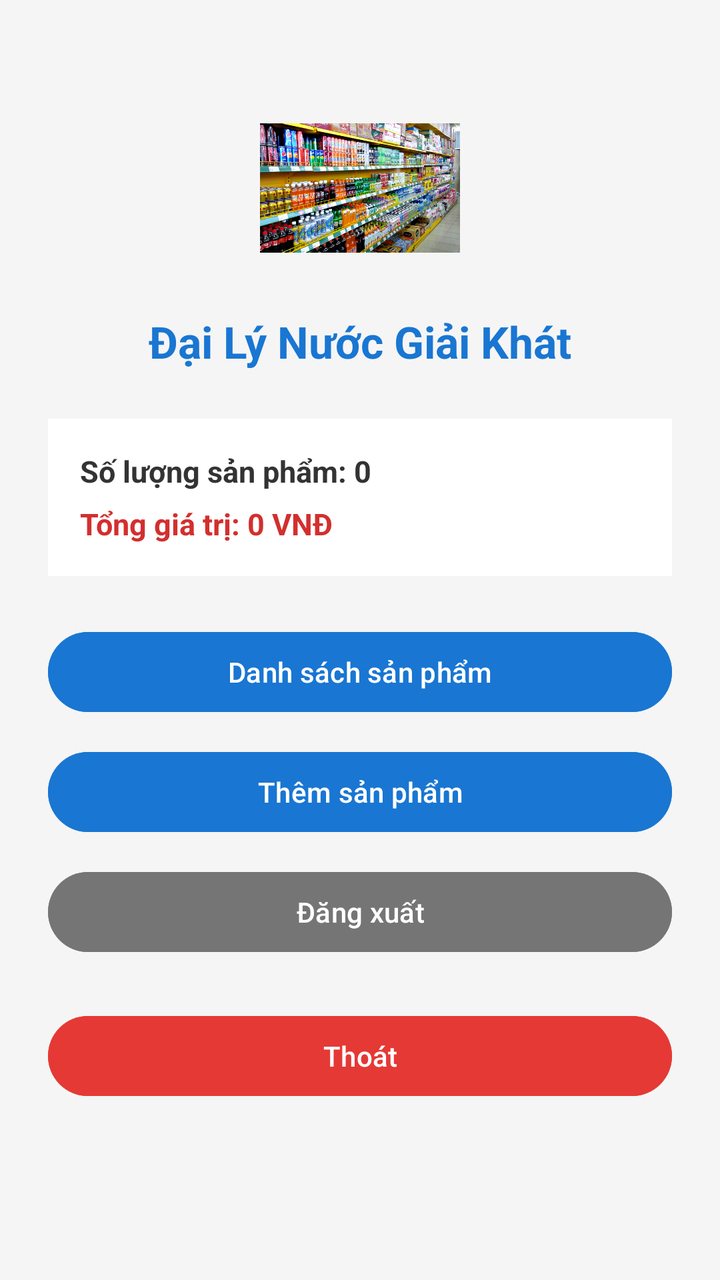
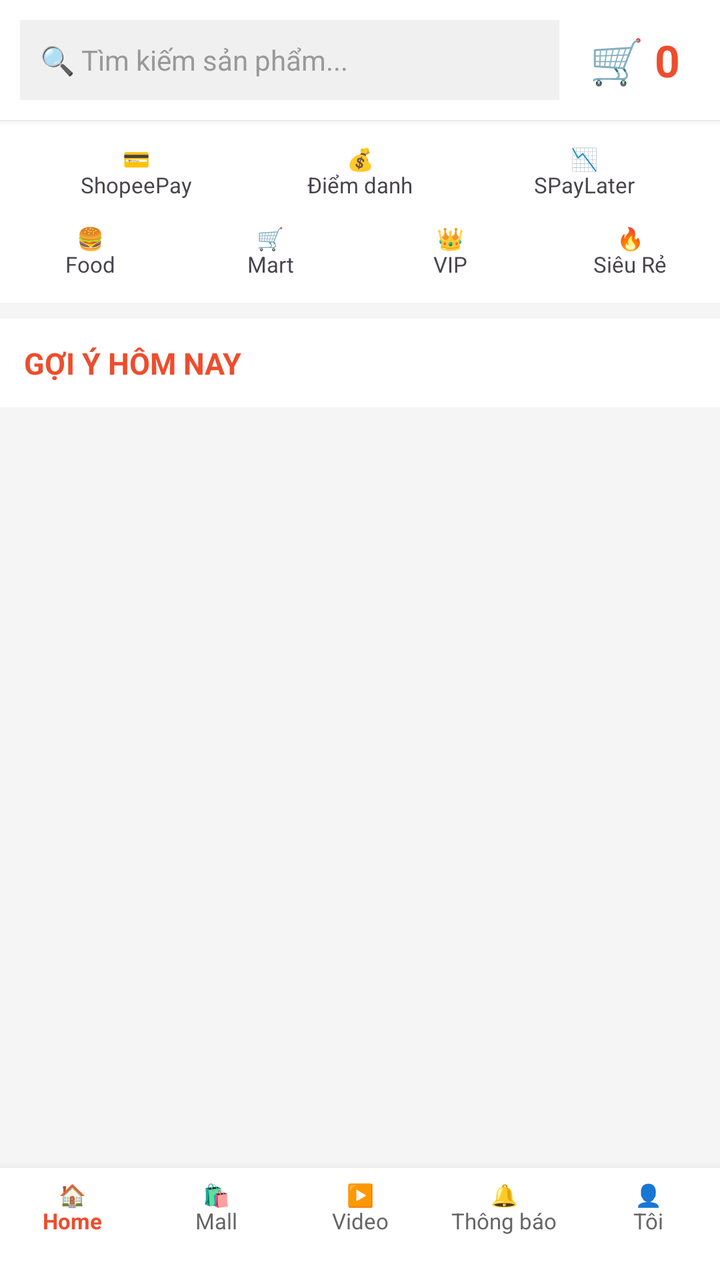

Compare the two renders of this Android layout. The source of the first and the diff that turns it into the second are given below.
<!-- AndroidManifest.xml: application theme Theme.MyApplication -->
<!-- res/layout/activity_main.xml -->
<?xml version="1.0" encoding="utf-8"?>
<LinearLayout xmlns:android="http://schemas.android.com/apk/res/android"
    android:layout_width="match_parent"
    android:layout_height="match_parent"
    android:orientation="vertical"
    android:padding="24dp"
    android:gravity="center_horizontal"
    android:background="#F5F5F5">

    <ImageView
        android:layout_width="100dp"
        android:layout_height="100dp"
        android:layout_marginTop="20dp"
        android:src="@drawable/logo_store" />

    <TextView
        android:layout_width="wrap_content"
        android:layout_height="wrap_content"
        android:layout_marginTop="12dp"
        android:text="Đại Lý Nước Giải Khát"
        android:textSize="22sp"
        android:textStyle="bold"
        android:textColor="#1976D2" />

    
    <LinearLayout
        android:layout_width="match_parent"
        android:layout_height="wrap_content"
        android:orientation="vertical"
        android:layout_marginTop="24dp"
        android:layout_marginBottom="24dp"
        android:padding="16dp"
        android:background="@android:color/white">

        <TextView
            android:id="@+id/tvProductCount"
            android:layout_width="wrap_content"
            android:layout_height="wrap_content"
            android:text="Số lượng sản phẩm: 0"
            android:textSize="15sp"
            android:textStyle="bold"
            android:textColor="#333333" />

        <TextView
            android:id="@+id/tvTotalValue"
            android:layout_width="wrap_content"
            android:layout_height="wrap_content"
            android:layout_marginTop="6dp"
            android:text="Tổng giá trị: 0 VNĐ"
            android:textSize="15sp"
            android:textStyle="bold"
            android:textColor="#D32F2F" />
    </LinearLayout>

    <Button
        android:id="@+id/btnProductList"
        android:layout_width="match_parent"
        android:layout_height="48dp"
        android:text="Danh sách sản phẩm"
        android:backgroundTint="#1976D2"
        android:layout_marginBottom="12dp"/>

    <Button
        android:id="@+id/btnAddProduct"
        android:layout_width="match_parent"
        android:layout_height="48dp"
        android:text="Thêm sản phẩm"
        android:backgroundTint="#1976D2"
        android:layout_marginBottom="12dp"/>

    <Button
        android:id="@+id/btnLogout"
        android:layout_width="match_parent"
        android:layout_height="48dp"
        android:text="Đăng xuất"
        android:backgroundTint="#757575"
        android:layout_marginBottom="24dp"/>

    <Button
        android:id="@+id/btnExit"
        android:layout_width="match_parent"
        android:layout_height="48dp"
        android:text="Thoát"
        android:backgroundTint="#E53935" />

</LinearLayout>
<!-- resources referenced by this layout -->
<resources>
  <!-- drawable logo_store: png bitmap (drawable, 431327 bytes) -->
  <style name="Theme.MyApplication" parent="Base.Theme.MyApplication" />
  <style name="Base.Theme.MyApplication" parent="Theme.Material3.DayNight.NoActionBar">
          
          
      </style>
</resources>

<!-- the commit's change to res/layout/activity_main.xml (unified diff, before → after) -->
@@ -1,86 +1,131 @@
 <?xml version="1.0" encoding="utf-8"?>
-<LinearLayout xmlns:android="http://schemas.android.com/apk/res/android"
+<RelativeLayout xmlns:android="http://schemas.android.com/apk/res/android"
     android:layout_width="match_parent"
     android:layout_height="match_parent"
-    android:orientation="vertical"
-    android:padding="24dp"
-    android:gravity="center_horizontal"
-    android:background="#F5F5F5">
-
-    <ImageView
-        android:layout_width="100dp"
-        android:layout_height="100dp"
-        android:layout_marginTop="20dp"
-        android:src="@drawable/logo_store" />
-
-    <TextView
-        android:layout_width="wrap_content"
-        android:layout_height="wrap_content"
-        android:layout_marginTop="12dp"
-        android:text="Đại Lý Nước Giải Khát"
-        android:textSize="22sp"
-        android:textStyle="bold"
-        android:textColor="#1976D2" />
+    android:background="#F5F5F5"
+    android:fitsSystemWindows="true"> 
 
     
     <LinearLayout
+        android:id="@+id/topBar"
         android:layout_width="match_parent"
-        android:layout_height="wrap_content"
-        android:orientation="vertical"
-        android:layout_marginTop="24dp"
-        android:layout_marginBottom="24dp"
-        android:padding="16dp"
-        android:background="@android:color/white">
+        android:layout_height="60dp"
+        android:background="#FFFFFF"
+        android:padding="10dp"
+        android:gravity="center_vertical"
+        android:elevation="2dp">
 
+        <EditText
+            android:id="@+id/edtSearch"
+            android:layout_width="0dp"
+            android:layout_weight="1"
+            android:layout_height="40dp"
+            android:background="#F0F0F0"
+            android:hint="🔍 Tìm kiếm sản phẩm..."
+            android:textColorHint="#999999"
+            android:textColor="#333333"
+            android:paddingLeft="10dp"
+            android:textSize="14sp"
+            android:singleLine="true" />
+
+        
         <TextView
-            android:id="@+id/tvProductCount"
+            android:id="@+id/tvCartShopee"
             android:layout_width="wrap_content"
-            android:layout_height="wrap_content"
-            android:text="Số lượng sản phẩm: 0"
-            android:textSize="15sp"
+            android:layout_height="match_parent"
+            android:text="🛒 0"
+            android:textColor="#EE4D2D"
+            android:textSize="22sp"
             android:textStyle="bold"
-            android:textColor="#333333" />
-
-        <TextView
-            android:id="@+id/tvTotalValue"
-            android:layout_width="wrap_content"
-            android:layout_height="wrap_content"
-            android:layout_marginTop="6dp"
-            android:text="Tổng giá trị: 0 VNĐ"
-            android:textSize="15sp"
-            android:textStyle="bold"
-            android:textColor="#D32F2F" />
+            android:paddingLeft="15dp"
+            android:paddingRight="10dp"
+            android:gravity="center"
+            android:background="?android:attr/selectableItemBackground"
+            android:clickable="true"
+            android:focusable="true" />
     </LinearLayout>
 
-    <Button
-        android:id="@+id/btnProductList"
+    
+    <LinearLayout
+        android:id="@+id/bottomNav"
         android:layout_width="match_parent"
-        android:layout_height="48dp"
-        android:text="Danh sách sản phẩm"
-        android:backgroundTint="#1976D2"
-        android:layout_marginBottom="12dp"/>
+        android:layout_height="56dp"
+        android:layout_alignParentBottom="true"
+        android:background="#FFFFFF"
+        android:elevation="8dp"
+        android:orientation="horizontal"
+        android:paddingTop="6dp">
 
-    <Button
-        android:id="@+id/btnAddProduct"
+        <TextView android:layout_width="0dp" android:layout_height="match_parent" android:layout_weight="1" android:text="🏠\nHome" android:gravity="center_horizontal" android:textColor="#EE4D2D" android:textSize="11sp" android:textStyle="bold"/>
+        <TextView android:layout_width="0dp" android:layout_height="match_parent" android:layout_weight="1" android:text="🛍️\nMall" android:gravity="center_horizontal" android:textColor="#666666" android:textSize="11sp"/>
+        <TextView android:layout_width="0dp" android:layout_height="match_parent" android:layout_weight="1" android:text="▶️\nVideo" android:gravity="center_horizontal" android:textColor="#666666" android:textSize="11sp"/>
+        <TextView android:layout_width="0dp" android:layout_height="match_parent" android:layout_weight="1" android:text="🔔\nThông báo" android:gravity="center_horizontal" android:textColor="#666666" android:textSize="11sp"/>
+        <TextView
+            android:id="@+id/btnProfile"
+            android:layout_width="0dp"
+            android:layout_height="match_parent"
+            android:layout_weight="1"
+            android:text="👤\nTôi"
+            android:gravity="center_horizontal"
+            android:textColor="#666666"
+            android:textSize="11sp"/>
+    </LinearLayout>
+
+    
+    <androidx.core.widget.NestedScrollView
         android:layout_width="match_parent"
-        android:layout_height="48dp"
-        android:text="Thêm sản phẩm"
-        android:backgroundTint="#1976D2"
-        android:layout_marginBottom="12dp"/>
+        android:layout_height="match_parent"
+        android:layout_below="@id/topBar"
+        android:layout_above="@id/bottomNav">
 
-    <Button
-        android:id="@+id/btnLogout"
-        android:layout_width="match_parent"
-        android:layout_height="48dp"
-        android:text="Đăng xuất"
-        android:backgroundTint="#757575"
-        android:layout_marginBottom="24dp"/>
+        <LinearLayout
+            android:layout_width="match_parent"
+            android:layout_height="wrap_content"
+            android:orientation="vertical">
 
-    <Button
-        android:id="@+id/btnExit"
-        android:layout_width="match_parent"
-        android:layout_height="48dp"
-        android:text="Thoát"
-        android:backgroundTint="#E53935" />
+            
+            <LinearLayout
+                android:layout_width="match_parent"
+                android:layout_height="wrap_content"
+                android:background="#FFFFFF"
+                android:padding="12dp"
+                android:orientation="horizontal">
+                <TextView android:id="@+id/btnShopeePay" android:layout_width="0dp" android:layout_height="wrap_content" android:layout_weight="1" android:text="💳\nShopeePay" android:gravity="center" android:textSize="11sp"/>
+                <TextView android:id="@+id/btnDiemDanh" android:layout_width="0dp" android:layout_height="wrap_content" android:layout_weight="1" android:text="💰\nĐiểm danh" android:gravity="center" android:textSize="11sp"/>
+                <TextView android:id="@+id/btnSPayLater" android:layout_width="0dp" android:layout_height="wrap_content" android:layout_weight="1" android:text="📉\nSPayLater" android:gravity="center" android:textSize="11sp"/>
+            </LinearLayout>
 
-</LinearLayout>
+            <LinearLayout
+                android:layout_width="match_parent"
+                android:layout_height="wrap_content"
+                android:background="#FFFFFF"
+                android:paddingBottom="12dp"
+                android:orientation="horizontal">
+                <TextView android:layout_width="0dp" android:layout_height="wrap_content" android:layout_weight="1" android:text="🍔\nFood" android:gravity="center" android:textSize="11sp"/>
+                <TextView android:layout_width="0dp" android:layout_height="wrap_content" android:layout_weight="1" android:text="🛒\nMart" android:gravity="center" android:textSize="11sp"/>
+                <TextView android:layout_width="0dp" android:layout_height="wrap_content" android:layout_weight="1" android:text="👑\nVIP" android:gravity="center" android:textSize="11sp"/>
+                <TextView android:layout_width="0dp" android:layout_height="wrap_content" android:layout_weight="1" android:text="🔥\nSiêu Rẻ" android:gravity="center" android:textSize="11sp"/>
+            </LinearLayout>
+
+            <TextView
+                android:layout_width="match_parent"
+                android:layout_height="wrap_content"
+                android:text="GỢI Ý HÔM NAY"
+                android:textColor="#EE4D2D"
+                android:textStyle="bold"
+                android:textSize="15sp"
+                android:padding="12dp"
+                android:background="#FFFFFF"
+                android:layout_marginTop="8dp"/>
+
+            <androidx.recyclerview.widget.RecyclerView
+                android:id="@+id/rcvProducts"
+                android:layout_width="match_parent"
+                android:layout_height="wrap_content"
+                android:padding="4dp"
+                android:clipToPadding="false"
+                android:nestedScrollingEnabled="false" />
+
+        </LinearLayout>
+    </androidx.core.widget.NestedScrollView>
+</RelativeLayout>
<!-- resource entries referenced after the edit -->
@@ -1,6 +1,5 @@
 <!-- resources referenced by this layout -->
 <resources>
-  <!-- drawable logo_store: png bitmap (drawable, 431327 bytes) -->
   <style name="Theme.MyApplication" parent="Base.Theme.MyApplication" />
   <style name="Base.Theme.MyApplication" parent="Theme.Material3.DayNight.NoActionBar">
           
